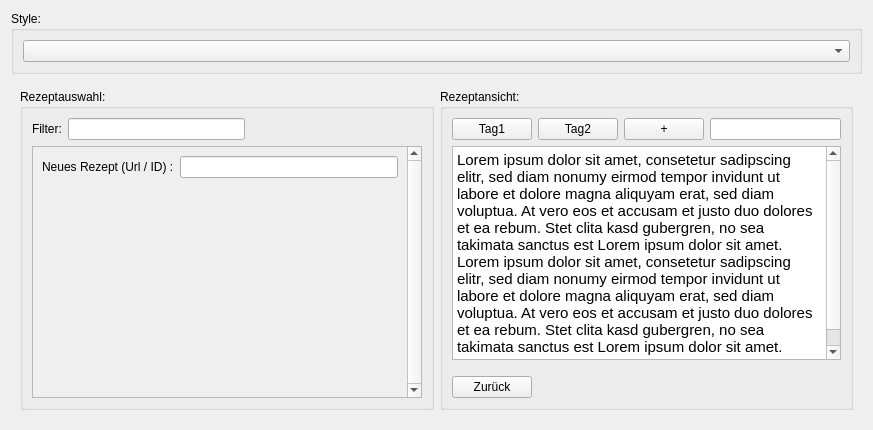
Indidev/headcooker, file frontend/menu/StyleMenu.ui: the form before one commit.
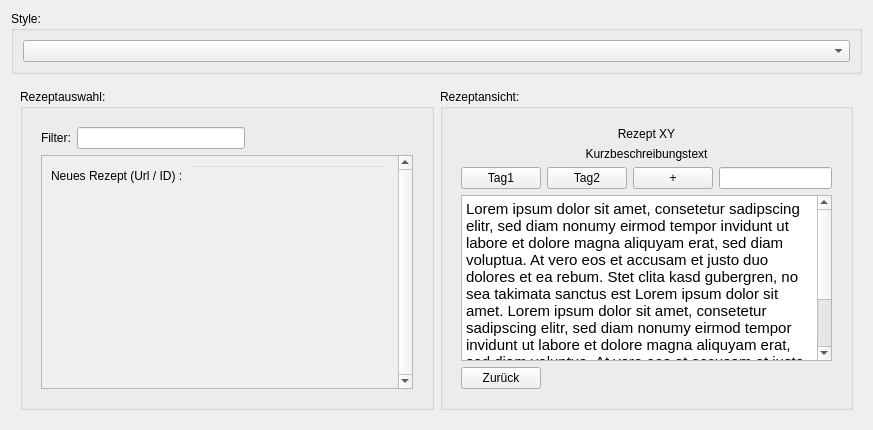
The form after the commit.

Commit message: added dark design

Diff of the .ui file:
```diff
--- a/frontend/menu/StyleMenu.ui
+++ b/frontend/menu/StyleMenu.ui
@@ -54,9 +54,12 @@
         </property>
         <layout class="QVBoxLayout" name="verticalLayout_3">
          <item>
+          <widget class="QWidget" name="chooserBody" native="true">
+           <layout class="QGridLayout" name="gridLayout_3">
+            <item row="0" column="0">
           <layout class="QHBoxLayout" name="horizontalLayout_4">
            <item>
-            <widget class="QLabel" name="label_3">
+               <widget class="QLabel" name="c_label1">
              <property name="text">
               <string>Filter:</string>
              </property>
@@ -80,7 +83,7 @@
            </item>
           </layout>
          </item>
-         <item>
+            <item row="1" column="0">
           <widget class="QScrollArea" name="recipeArea">
            <property name="verticalScrollBarPolicy">
             <enum>Qt::ScrollBarAlwaysOn</enum>
@@ -93,10 +96,13 @@
              <rect>
               <x>0</x>
               <y>0</y>
-              <width>343</width>
-              <height>244</height>
-             </rect>
-            </property>
+                 <width>321</width>
+                 <height>226</height>
+                </rect>
+               </property>
+               <property name="styleSheet">
+                <string notr="true">background-color: transparent</string>
+               </property>
             <layout class="QVBoxLayout" name="verticalLayout_4">
              <item>
               <layout class="QVBoxLayout" name="itemLayout">
@@ -109,7 +115,7 @@
                   <number>0</number>
                  </property>
                  <item row="0" column="0">
-                  <widget class="QLabel" name="label_4">
+                     <widget class="QLabel" name="c_label2">
                    <property name="text">
                     <string>Neues Rezept (Url / ID) :</string>
                    </property>
@@ -142,6 +148,9 @@
         </layout>
        </widget>
       </item>
+        </layout>
+       </widget>
+      </item>
       <item row="0" column="1">
        <widget class="QGroupBox" name="recipeBox">
         <property name="sizePolicy">
@@ -155,6 +164,9 @@
         </property>
         <layout class="QVBoxLayout" name="verticalLayout_5">
          <item>
+          <widget class="QWidget" name="recipeBody" native="true">
+           <layout class="QGridLayout" name="gridLayout_4">
+            <item row="2" column="0">
           <layout class="QHBoxLayout" name="horizontalLayout_5">
            <item>
             <widget class="QPushButton" name="tag1">
@@ -182,7 +194,34 @@
            </item>
           </layout>
          </item>
+            <item row="4" column="0">
+             <layout class="QHBoxLayout" name="horizontalLayout_6">
+              <property name="topMargin">
+               <number>0</number>
+              </property>
          <item>
+               <widget class="QPushButton" name="backButton">
+                <property name="text">
+                 <string>Zurück</string>
+                </property>
+               </widget>
+              </item>
+              <item>
+               <spacer name="horizontalSpacer_4">
+                <property name="orientation">
+                 <enum>Qt::Horizontal</enum>
+                </property>
+                <property name="sizeHint" stdset="0">
+                 <size>
+                  <width>40</width>
+                  <height>20</height>
+                 </size>
+                </property>
+               </spacer>
+              </item>
+             </layout>
+            </item>
+            <item row="3" column="0">
           <widget class="QTextEdit" name="instructions">
            <property name="verticalScrollBarPolicy">
             <enum>Qt::ScrollBarAlwaysOn</enum>
@@ -200,32 +239,28 @@
            </property>
           </widget>
          </item>
-         <item>
-          <layout class="QHBoxLayout" name="horizontalLayout_6">
-           <property name="topMargin">
-            <number>10</number>
-           </property>
-           <item>
-            <widget class="QPushButton" name="backButton">
+            <item row="0" column="0">
+             <widget class="QLabel" name="headline">
              <property name="text">
-              <string>Zurück</string>
+               <string>Rezept XY</string>
+              </property>
+              <property name="alignment">
+               <set>Qt::AlignCenter</set>
              </property>
             </widget>
            </item>
-           <item>
-            <spacer name="horizontalSpacer_4">
-             <property name="orientation">
-              <enum>Qt::Horizontal</enum>
-             </property>
-             <property name="sizeHint" stdset="0">
-              <size>
-               <width>40</width>
-               <height>20</height>
-              </size>
-             </property>
-            </spacer>
-           </item>
-          </layout>
+            <item row="1" column="0">
+             <widget class="QLabel" name="subtitle">
+              <property name="text">
+               <string>Kurzbeschreibungstext</string>
+              </property>
+              <property name="alignment">
+               <set>Qt::AlignCenter</set>
+              </property>
+             </widget>
+            </item>
+           </layout>
+          </widget>
          </item>
         </layout>
        </widget>
```
Lines whose indentation alone changed are shown as unchanged. The commit also changes 6 other files.
